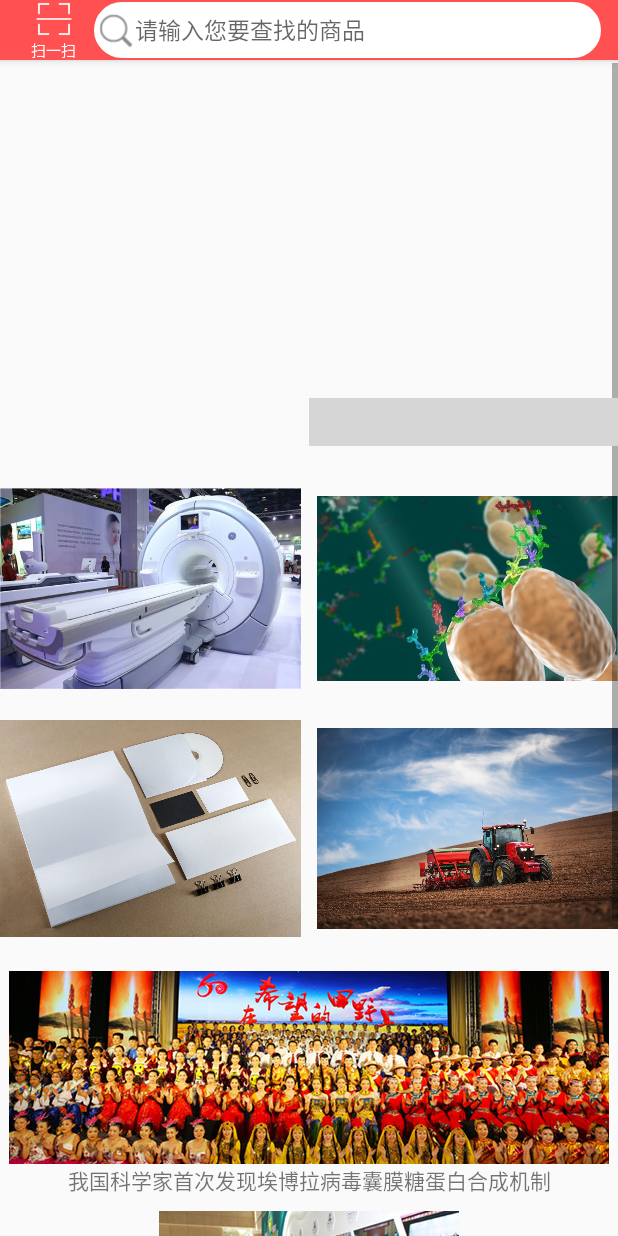
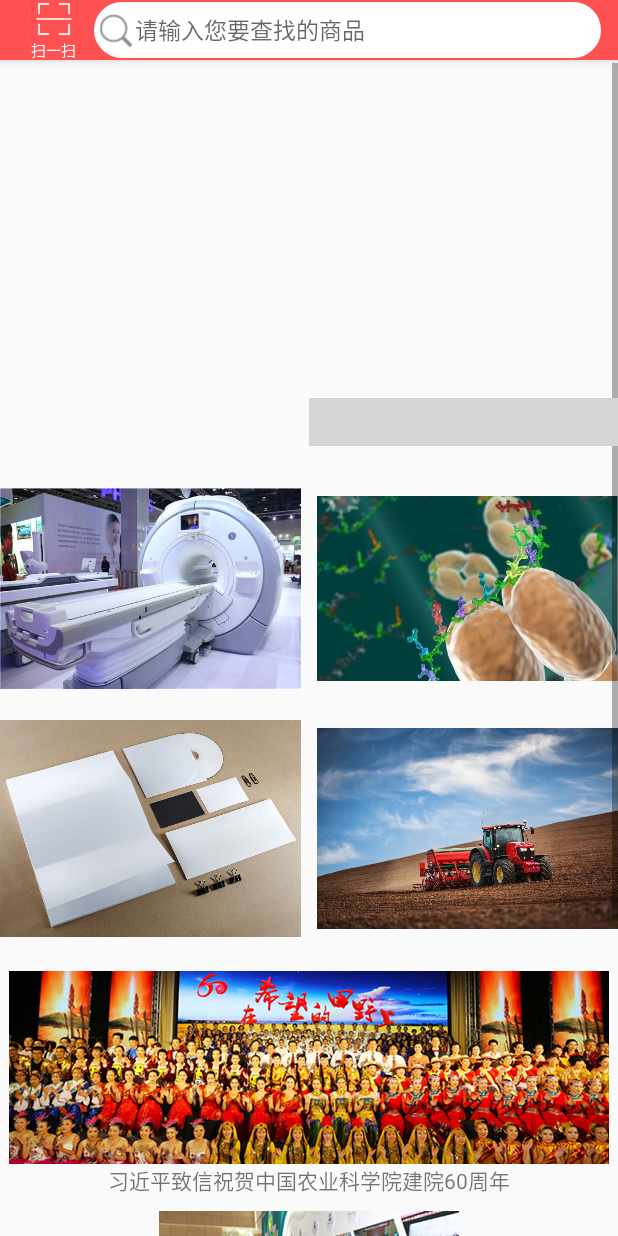
Before and after one commit to jieke213/Procurement, an Android app: the layout fragment_home.xml on its own in the app's theme, with its tools: preview values and no code run, on a phone screen of 412 x 824 dp. Run offline under Robolectric (Android 15) with nearby library versions, the phone set to English and light mode, and no system bars; plain views replace CirclePageIndicator; grey boxes are pictures that could not be loaded.

Commit message:
替换了三张图片下面的文字

```diff
--- a/app/src/main/res/layout/fragment_home.xml
+++ b/app/src/main/res/layout/fragment_home.xml
@@ -176,7 +176,7 @@
                     android:layout_width="match_parent"
                     android:layout_height="wrap_content"
                     android:gravity="center"
-                    android:text="我国科学家首次发现埃博拉病毒囊膜糖蛋白合成机制" />
+                    android:text="习近平致信祝贺中国农业科学院建院60周年" />
             </LinearLayout>
 
             <LinearLayout
@@ -195,7 +195,7 @@
                     android:layout_width="match_parent"
                     android:layout_height="wrap_content"
                     android:gravity="center"
-                    android:text="中国农业科学院陈萌山书记是视察南口基地工作" />
+                    android:text="中国农科院举办建院60周年成就展" />
             </LinearLayout>
 
             <LinearLayout
@@ -215,7 +215,8 @@
                     android:layout_width="match_parent"
                     android:layout_height="wrap_content"
                     android:gravity="center"
-                    android:text="失信违规企业曝光台" />
+                    android:text="60载科技兴农铸就大地丰碑
+" />
             </LinearLayout>
         </LinearLayout>
     </ScrollView>
```
